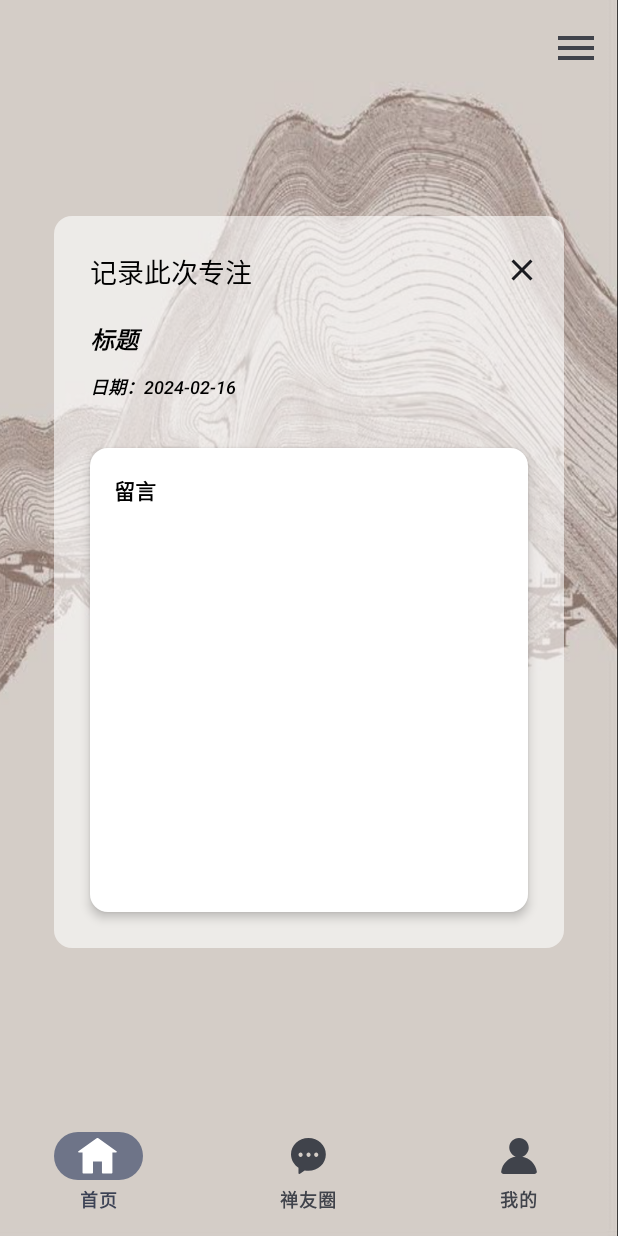
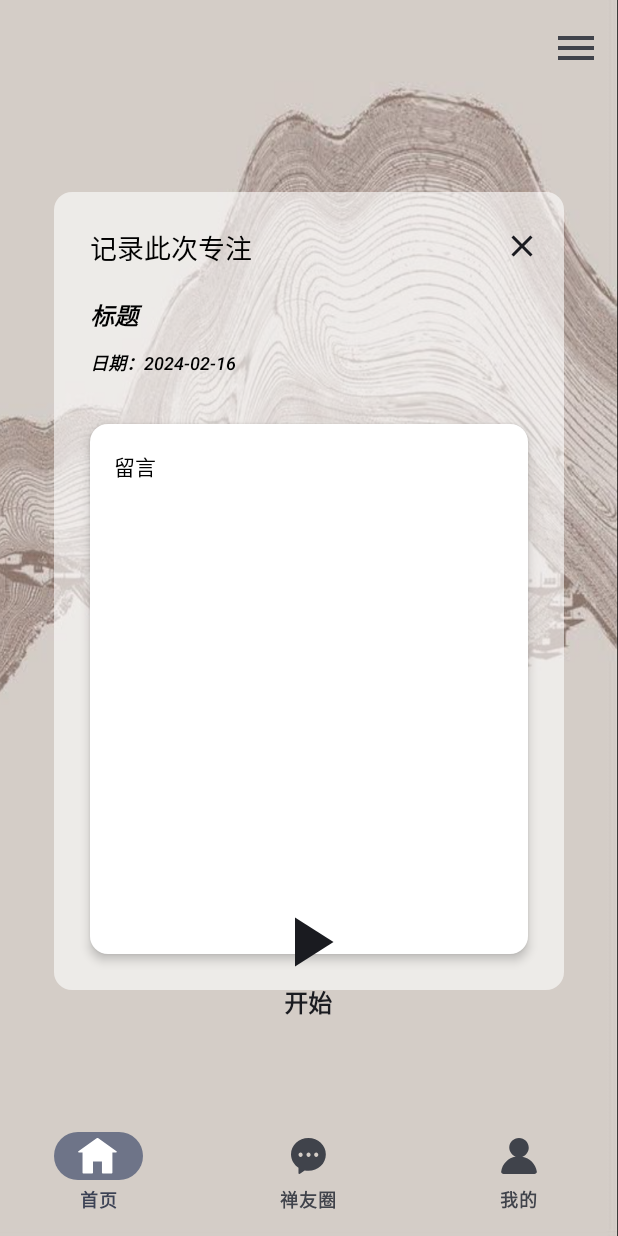
Before and after one commit to suisbuds/Meditation, an Android app built with Jetpack Compose: the screen it shows after launch (MainActivity), on a phone screen of 412 x 824 dp. Run offline under Robolectric (Android 15) with nearby library versions, the phone set to English and light mode, and no system bars; 25 statements that could not run were skipped.

Commit message:
complete message card basic ui

```diff
--- a/app/src/main/java/com/example/mediation/ui/components/MessageCard.kt
+++ b/app/src/main/java/com/example/mediation/ui/components/MessageCard.kt
@@ -33,7 +33,7 @@ import com.example.mediation.ui.theme.message_icon_color
 import java.time.LocalDate
 
 //alpha值：透明度
-@RequiresApi(Build.VERSION_CODES.UPSIDE_DOWN_CAKE)
+@RequiresApi(Build.VERSION_CODES.O)
 @Composable
 fun MessageCard(
     modifier: Modifier = Modifier,
@@ -55,7 +55,7 @@ fun MessageCard(
 }
 
 
-@RequiresApi(Build.VERSION_CODES.UPSIDE_DOWN_CAKE)
+@RequiresApi(Build.VERSION_CODES.O)
 @Composable
 fun CardHeader(modifier: Modifier = Modifier, onClose: () -> Unit) {
     var text by remember {
@@ -174,7 +174,7 @@ fun CardContent(modifier: Modifier = Modifier, onShare: () -> Unit, navigateToHi
                 ),
                 textStyle = TextStyle(
                     fontFamily = NunitoFontFamily,
-                    fontWeight = FontWeight.SemiBold,
+                    fontWeight = FontWeight.Medium,
                     color = message_icon_color
                 ),
                 modifier = modifier
@@ -184,7 +184,7 @@ fun CardContent(modifier: Modifier = Modifier, onShare: () -> Unit, navigateToHi
                         Text(
                             text = "留言",
                             color = icon_dark_color,
-                            fontWeight = FontWeight.SemiBold,
+                            fontWeight = FontWeight.Medium,
                             fontFamily = NunitoFontFamily,
                         )
                     }
--- a/app/src/main/java/com/example/mediation/ui/components/Timer.kt
+++ b/app/src/main/java/com/example/mediation/ui/components/Timer.kt
@@ -41,7 +41,8 @@ fun Timer(
 ) {
     Column(
         verticalArrangement = Arrangement.Center,
-        horizontalAlignment = Alignment.CenterHorizontally
+        horizontalAlignment = Alignment.CenterHorizontally,
+        modifier = modifier
     ) {
         FloatingActionButton(
             onClick = {
--- a/app/src/main/java/com/example/mediation/ui/screen/HomeScreen.kt
+++ b/app/src/main/java/com/example/mediation/ui/screen/HomeScreen.kt
@@ -1,8 +1,9 @@
 package com.example.mediation.ui.screen
 
 import android.annotation.SuppressLint
+import android.os.Build
+import androidx.annotation.RequiresApi
 import androidx.compose.foundation.Image
-import androidx.compose.foundation.background
 import androidx.compose.foundation.layout.Box
 import androidx.compose.foundation.layout.fillMaxSize
 import androidx.compose.foundation.layout.fillMaxWidth
@@ -22,11 +23,14 @@ import androidx.compose.ui.unit.dp
 import com.example.mediation.R
 import com.example.mediation.data.model.BOTTOM_ICON_LIST
 import com.example.mediation.ui.components.MessageCard
+import com.example.mediation.ui.components.Timer
 import com.example.mediation.ui.theme.icon_color
 import com.example.mediation.ui.theme.icon_dark_color
 import com.example.mediation.ui.theme.indicator_color
+import com.example.mediation.ui.utils.timeParser
 import com.example.mediation.ui.viewmodel.HomeViewModel
 
+@RequiresApi(Build.VERSION_CODES.UPSIDE_DOWN_CAKE)
 @SuppressLint("UnusedMaterial3ScaffoldPaddingParameter")
 @Preview
 @Composable
@@ -55,33 +59,29 @@ fun HomeScreen(
                     contentScale = ContentScale.FillBounds,
                     modifier = modifier.matchParentSize()
                 )
+                Box(modifier = modifier.fillMaxSize()) {
                     Box(
                         modifier = modifier
                             .padding(
-                            horizontal = 36.dp, vertical = 144.dp
+                                horizontal = 36.dp, vertical = 128.dp
                             )
-                        .padding(bottom = 48.dp)
+                            .padding(bottom = 36.dp)
                             .align(Alignment.Center)
-                        .background(Color.Transparent)
                     ) {
                         MessageCard()
                     }
-/*
-                Box(
-                    modifier = modifier
-                        .align(Alignment.BottomCenter)
-                        .padding(vertical = 144.dp)
-                ) {
                     Timer(
                         isRunning = isRunning,
                         onStart = { homeViewModel.startTimer() },
                         onPause = { homeViewModel.pauseTimer() },
                         currentTime = currentTime.timeParser(),
                         endTime = endTime.timeParser(),
-                        hasStarted = hasStarted
+                        hasStarted = hasStarted,
+                        modifier = modifier
+                            .align(Alignment.BottomCenter)
+                            .padding(vertical = 144.dp)
                     )
                 }
-*/
             }
         }
     }
--- a/app/src/main/java/com/example/mediation/ui/viewmodel/HomeViewModel.kt
+++ b/app/src/main/java/com/example/mediation/ui/viewmodel/HomeViewModel.kt
@@ -21,6 +21,9 @@ class HomeViewModel() : ViewModel() {
 
     private val _hasStarted = MutableStateFlow(false)
     val hasStarted = _hasStarted.asStateFlow()
+
+    private val _enableWriteMessage = MutableStateFlow(false)
+    val enableWriteMessage = _enableWriteMessage.asStateFlow()
 
     private var timeJob: Job? = null
 
```
Lines whose indentation alone changed are shown as unchanged.
